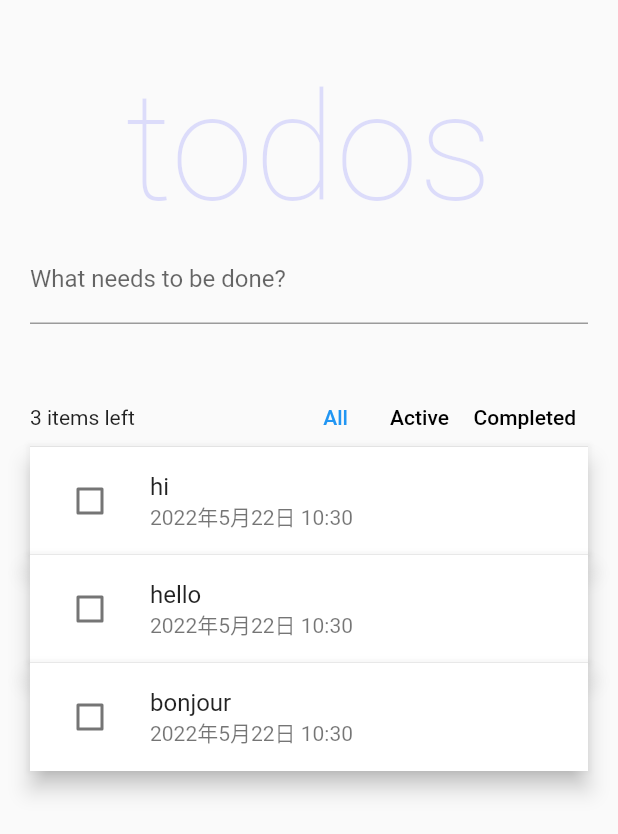
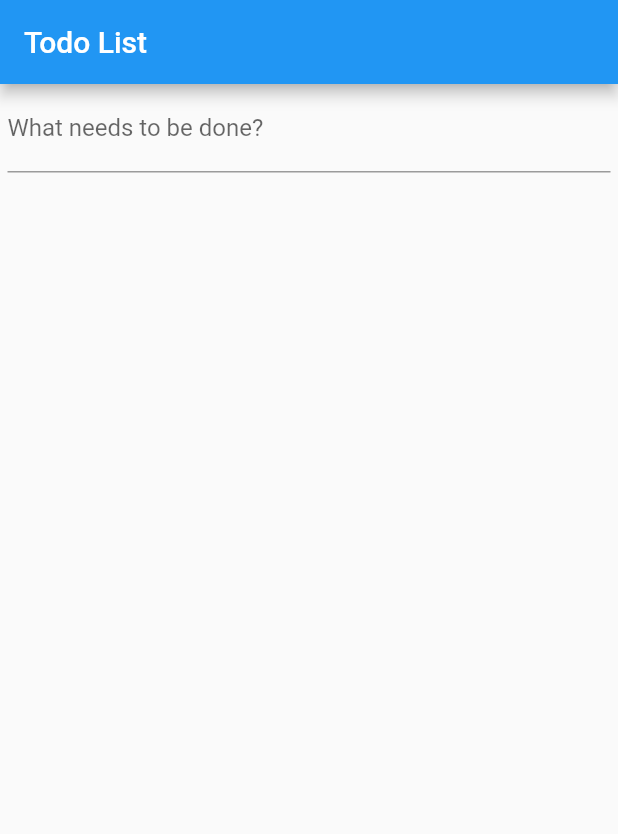
Before and after one commit to trm11tkr/riverpod-sample-todos, a Flutter app: the screen it shows after launch, on a phone screen of 412 x 824 dp. Shown: the top 834 px of the screen. Run offline on Flutter 3.47's test engine with Material 2 defaults, Android fonts, the phone set to English and light mode, and no system bars; our stand-ins replace cloud_firestore, firebase_core, flutter_hooks, freezed_annotation, hooks_riverpod, riverpod; accounts and stored records are empty; Roboto replaces fonts that are missing (Helvetica Neue).

```diff
--- /dev/null
+++ b/lib/firebase.dart
@@ -0,0 +1,80 @@
+import 'package:cloud_firestore/cloud_firestore.dart';
+import 'package:flutter/material.dart';
+
+class getFireStorePage extends StatefulWidget {
+  @override
+  State<getFireStorePage> createState() => _getFireStorePageState();
+}
+
+class _getFireStorePageState extends State<getFireStorePage> {
+  final Stream<QuerySnapshot> _todosStream =
+      FirebaseFirestore.instance.collection('todos').snapshots();
+
+  final Map<String, dynamic> todolist = {};
+
+  final controller = TextEditingController();
+
+  @override
+  Widget build(BuildContext context) {
+    return Scaffold(
+      appBar: AppBar(
+        title: Text('Todo List'),
+      ),
+      body: Container(
+        padding: EdgeInsets.only(left: 5.0, right: 5.0),
+        child: Center(
+          child: Column(
+            children: [
+              TextField(
+                key: UniqueKey(),
+                controller: controller,
+                decoration: const InputDecoration(
+                  labelText: 'What needs to be done?',
+                ),
+                onSubmitted: (value) {
+                  onSubmit(value);
+                  controller.clear();
+                },
+              ),
+              const SizedBox(height: 10,),
+              Expanded(
+                child: StreamBuilder<QuerySnapshot>(
+                  stream: _todosStream,
+                  builder:
+                      (BuildContext context, AsyncSnapshot<QuerySnapshot> snapshot) {
+                    if (snapshot.connectionState == ConnectionState.waiting) {
+                      return Text("Loading");
+                    }
+
+                    return ListView(
+                      children: snapshot.data!.docs.map((DocumentSnapshot document) {
+                        Map<String, dynamic> data =
+                            document.data()! as Map<String, dynamic>;
+                        return ListTile(
+                          title: Text(data['title'] ?? 'no data'),
+                          subtitle: Text(data['todoId'] ?? 'no data'),
+                        );
+                      }).toList(),
+                    );
+                  },
+                ),
+              ),
+            ],
+          ),
+        ),
+      ),
+    );
+  }
+
+  void onSubmit(String title) {
+    final CollectionReference _instance = FirebaseFirestore.instance.collection('todos');
+    _instance.add(
+      {
+        'title' : title,
+        'createdAt' : DateTime.now().toIso8601String(),
+        'isCompleted' : false,
+        'todoId' : UniqueKey().toString()
+      }
+    );
+  }
+}
--- a/lib/main.dart
+++ b/lib/main.dart
@@ -1,7 +1,10 @@
+import 'package:firebase_core/firebase_core.dart';
 import 'package:flutter/material.dart';
 import 'package:flutter_hooks/flutter_hooks.dart';
 import 'package:hooks_riverpod/hooks_riverpod.dart';
+import 'package:todos/firebase.dart';
 
+import 'firebase_options.dart';
 import 'todo.dart';
 
 /// Some keys used for testing
@@ -26,7 +29,7 @@ final todoListProvider = StateNotifierProvider<TodoList, List<Todo>>((ref) {
 enum TodoListFilter {
   all,
   active,
-  completed,
+  isCompleted,
 }
 
 /// The currently active filter.
@@ -44,7 +47,7 @@ final todoListFilter = StateProvider((_) => TodoListFilter.all);
 /// This will also optimise unneeded rebuilds if the todo-list changes, but the
 /// number of uncompleted todos doesn't (such as when editing a todo).
 final uncompletedTodosCount = Provider<int>((ref) {
-  return ref.watch(todoListProvider).where((todo) => !todo.completed).length;
+  return ref.watch(todoListProvider).where((todo) => !todo.isCompleted).length;
 });
 
 /// The list of todos after applying of [todoListFilter].
@@ -56,16 +59,18 @@ final filteredTodos = Provider<List<Todo>>((ref) {
   final todos = ref.watch(todoListProvider);
 
   switch (filter) {
-    case TodoListFilter.completed:
-      return todos.where((todo) => todo.completed).toList();
+    case TodoListFilter.isCompleted:
+      return todos.where((todo) => todo.isCompleted).toList();
     case TodoListFilter.active:
-      return todos.where((todo) => !todo.completed).toList();
+      return todos.where((todo) => !todo.isCompleted).toList();
     case TodoListFilter.all:
       return todos;
   }
 });
 
-void main() {
+void main() async {
+  WidgetsFlutterBinding.ensureInitialized();
+  await Firebase.initializeApp(options: DefaultFirebaseOptions.currentPlatform);
   runApp(const ProviderScope(child: MyApp()));
 }
 
@@ -74,8 +79,8 @@ class MyApp extends StatelessWidget {
 
   @override
   Widget build(BuildContext context) {
-    return const MaterialApp(
-      home: Home(),
+    return MaterialApp(
+      home: getFireStorePage(),
     );
   }
 }
@@ -200,11 +205,11 @@ class Toolbar extends HookConsumerWidget {
             message: 'Only completed todos',
             child: TextButton(
               onPressed: () => ref.read(todoListFilter.notifier).state =
-                  TodoListFilter.completed,
+                  TodoListFilter.isCompleted,
               style: ButtonStyle(
                 visualDensity: VisualDensity.compact,
                 foregroundColor: MaterialStateProperty.all(
-                  textColorFor(TodoListFilter.completed),
+                  textColorFor(TodoListFilter.isCompleted),
                 ),
               ),
               child: const Text('Completed'),
@@ -276,7 +281,7 @@ class TodoItem extends HookConsumerWidget {
             textFieldFocusNode.requestFocus();
           },
           leading: Checkbox(
-            value: todo.completed,
+            value: todo.isCompleted,
             onChanged: (value) =>
                 ref.read(todoListProvider.notifier).toggle(todo.todoId),
           ),
--- a/lib/todo.dart
+++ b/lib/todo.dart
@@ -14,7 +14,7 @@ class Todo with _$Todo {
   const factory Todo({
     required String todoId,
     required String title,
-    @Default(false) bool completed,
+    @Default(false) bool isCompleted,
     required DateTime createdAt,
   }) = _Todo;
 
@@ -43,7 +43,7 @@ class TodoList extends StateNotifier<List<Todo>> {
           todo.copyWith(
             todoId: todo.todoId,
             title: todo.title,
-            completed: !todo.completed,
+            isCompleted: !todo.isCompleted,
             createdAt: todo.createdAt,
           )
         else
@@ -57,7 +57,7 @@ class TodoList extends StateNotifier<List<Todo>> {
         if (todo.todoId == todoId)
           todo.copyWith(
             todoId: todo.todoId,
-            completed: todo.completed,
+            isCompleted: todo.isCompleted,
             title: title,
           )
         else
--- a/pubspec.yaml
+++ b/pubspec.yaml
@@ -8,6 +8,8 @@ environment:
   flutter: ">=1.17.0"
 
 dependencies:
+  cloud_firestore: ^3.1.15
+  firebase_core: ^1.17.0
   flutter:
     sdk: flutter
   flutter_hooks: ">=0.16.0-nullsafety.0 <2.0.0"
```
Also changed, not shown: lib/firebase_options.dart (added), lib/todo.freezed.dart, lib/todo.g.dart, pubspec.lock, 11 other files.
